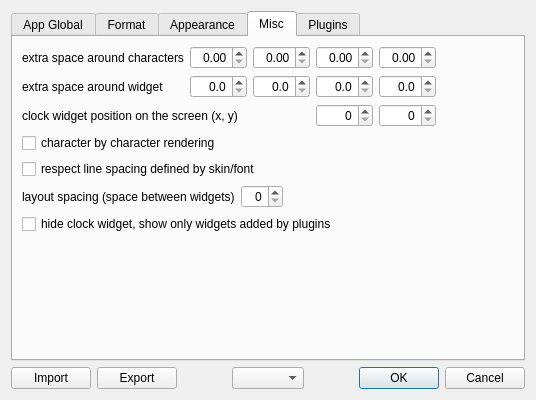
Before: the Qt Designer form app/gui/settings/settings_dialog.ui in Kolcha/DigitalClock5, drawn with Qt 5.
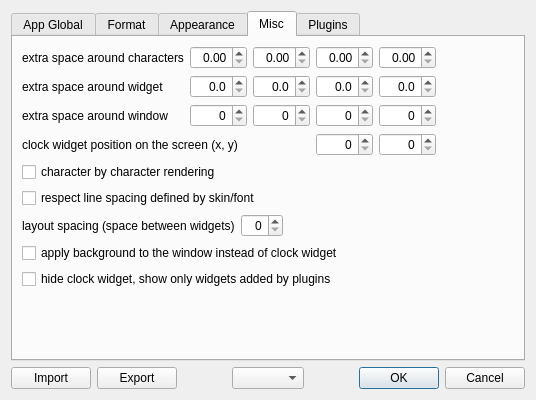
After: the same form once the commit is applied. The open tabs and pages were chosen to show the change.

Commit message:
added ui controls for the new options
- opt::LayoutMargins
- opt::ApplyBackgroundToWindow

```diff
--- a/app/gui/settings/settings_dialog.ui
+++ b/app/gui/settings/settings_dialog.ui
@@ -1179,14 +1179,61 @@
          </property>
         </widget>
        </item>
-       <item row="2" column="0" colspan="3">
+       <item row="2" column="0">
+        <widget class="QLabel" name="margins_wnd_lbl">
+         <property name="text">
+          <string>extra space around window</string>
+         </property>
+        </widget>
+       </item>
+       <item row="2" column="1">
+        <widget class="QSpinBox" name="m_wnd_l">
+         <property name="toolTip">
+          <string>left</string>
+         </property>
+         <property name="alignment">
+          <set>Qt::AlignmentFlag::AlignRight|Qt::AlignmentFlag::AlignTrailing|Qt::AlignmentFlag::AlignVCenter</set>
+         </property>
+        </widget>
+       </item>
+       <item row="2" column="2">
+        <widget class="QSpinBox" name="m_wnd_t">
+         <property name="toolTip">
+          <string>top</string>
+         </property>
+         <property name="alignment">
+          <set>Qt::AlignmentFlag::AlignRight|Qt::AlignmentFlag::AlignTrailing|Qt::AlignmentFlag::AlignVCenter</set>
+         </property>
+        </widget>
+       </item>
+       <item row="2" column="3">
+        <widget class="QSpinBox" name="m_wnd_r">
+         <property name="toolTip">
+          <string>right</string>
+         </property>
+         <property name="alignment">
+          <set>Qt::AlignmentFlag::AlignRight|Qt::AlignmentFlag::AlignTrailing|Qt::AlignmentFlag::AlignVCenter</set>
+         </property>
+        </widget>
+       </item>
+       <item row="2" column="4">
+        <widget class="QSpinBox" name="m_wnd_b">
+         <property name="toolTip">
+          <string>bottom</string>
+         </property>
+         <property name="alignment">
+          <set>Qt::AlignmentFlag::AlignRight|Qt::AlignmentFlag::AlignTrailing|Qt::AlignmentFlag::AlignVCenter</set>
+         </property>
+        </widget>
+       </item>
+       <item row="3" column="0" colspan="3">
         <widget class="QLabel" name="pos_label">
          <property name="text">
           <string>clock widget position on the screen (x, y)</string>
          </property>
         </widget>
        </item>
-       <item row="2" column="3">
+       <item row="3" column="3">
         <widget class="QSpinBox" name="pos_x_edit">
          <property name="alignment">
           <set>Qt::AlignmentFlag::AlignRight|Qt::AlignmentFlag::AlignTrailing|Qt::AlignmentFlag::AlignVCenter</set>
@@ -1196,7 +1243,7 @@
          </property>
         </widget>
        </item>
-       <item row="2" column="4">
+       <item row="3" column="4">
         <widget class="QSpinBox" name="pos_y_edit">
          <property name="alignment">
           <set>Qt::AlignmentFlag::AlignRight|Qt::AlignmentFlag::AlignTrailing|Qt::AlignmentFlag::AlignVCenter</set>
@@ -1206,21 +1253,21 @@
          </property>
         </widget>
        </item>
-       <item row="3" column="0" colspan="5">
+       <item row="4" column="0" colspan="5">
         <widget class="QCheckBox" name="true_per_char">
          <property name="text">
           <string>character by character rendering</string>
          </property>
         </widget>
        </item>
-       <item row="4" column="0" colspan="5">
+       <item row="5" column="0" colspan="5">
         <widget class="QCheckBox" name="respect_line_spacing">
          <property name="text">
           <string>respect line spacing defined by skin/font</string>
          </property>
         </widget>
        </item>
-       <item row="5" column="0" colspan="5">
+       <item row="6" column="0" colspan="5">
         <layout class="QHBoxLayout" name="layout_spacing_layout">
          <item>
           <widget class="QLabel" name="layout_spacing_lbl">
@@ -1260,14 +1307,21 @@
          </item>
         </layout>
        </item>
-       <item row="6" column="0" colspan="5">
+       <item row="7" column="0" colspan="5">
+        <widget class="QCheckBox" name="window_bg">
+         <property name="text">
+          <string>apply background to the window instead of clock widget</string>
+         </property>
+        </widget>
+       </item>
+       <item row="8" column="0" colspan="5">
         <widget class="QCheckBox" name="hide_clock_widget">
          <property name="text">
           <string>hide clock widget, show only widgets added by plugins</string>
          </property>
         </widget>
        </item>
-       <item row="7" column="1">
+       <item row="9" column="1">
         <spacer name="verticalSpacer_3">
          <property name="orientation">
           <enum>Qt::Orientation::Vertical</enum>
```
The commit also changes 2 other files.
